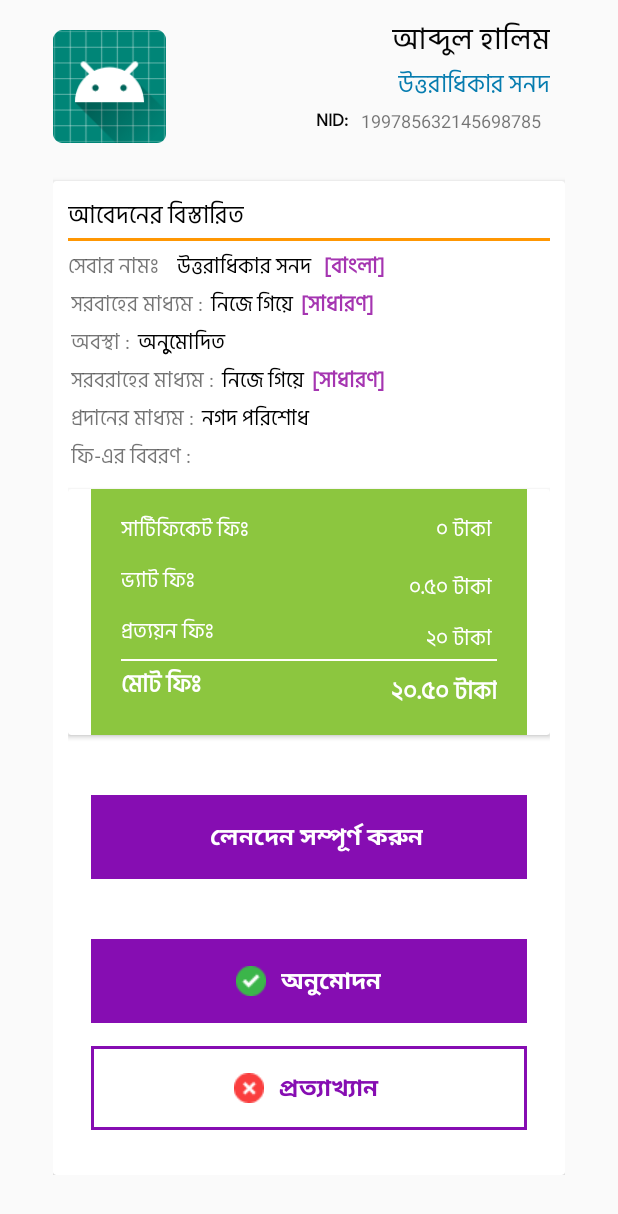
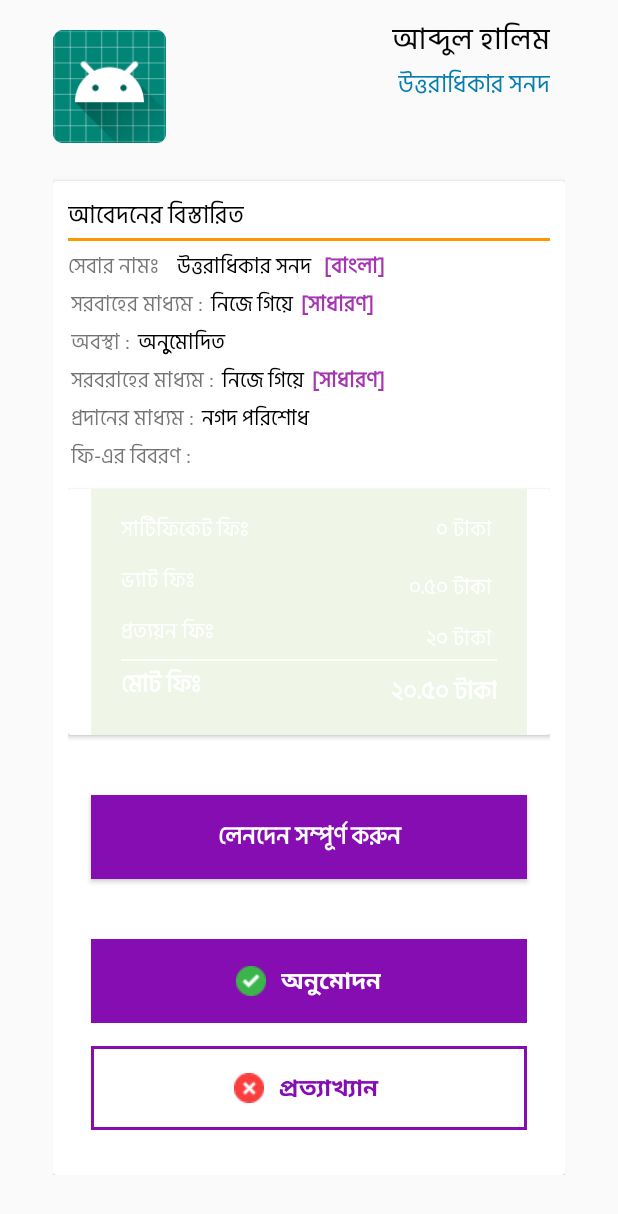
Before and after one commit to farhansadikgalib/Prottoyon, an Android app: the TimeOverActivity screen opened directly, with no data from a screen before it, on a phone screen of 412 x 824 dp. Shown: the top 1214 px of the screen. Run offline under Robolectric (Android 15) with nearby library versions, the light colour scheme and no system bars.

Commit message:
item5 & item 6 activity is changed also dialog box is working now

```diff
--- a/app/src/main/res/layout/activity_recent_application_details.xml
+++ b/app/src/main/res/layout/activity_recent_application_details.xml
@@ -524,7 +524,7 @@
                     android:layout_height="?attr/actionBarSize"
                     android:text="লেনদেন সম্পূর্ণ করুন "
                     android:textSize="16dp"
-                    android:id="@+id/lenden"
+                    android:id="@+id/lenden1"
                     android:visibility="visible"
                     android:onClick="lenden"
                     android:fontFamily="@font/bengali"
--- a/app/src/main/res/layout/activity_time_over.xml
+++ b/app/src/main/res/layout/activity_time_over.xml
@@ -58,33 +58,7 @@
                     app:layout_constraintTop_toBottomOf="@id/applicant_name" />
 
 
-                <TextView
-                    android:id="@+id/nid"
-                    android:layout_width="wrap_content"
-                    android:layout_height="wrap_content"
-                    android:layout_marginStart="100dp"
-                    android:layout_marginLeft="100dp"
 
-                    android:fontFamily="@font/bengali"
-                    android:text="NID: "
-                    android:textColor="#050505"
-                    android:textSize="12dp"
-                    android:textStyle="bold"
-                    app:layout_constraintStart_toEndOf="@+id/imageView2"
-                    app:layout_constraintTop_toBottomOf="@+id/certificate_name"
-                    app:layout_constraintRight_toLeftOf="@id/idShow"/>
-
-                <TextView
-                    android:id="@+id/idShow"
-                    android:layout_width="wrap_content"
-                    android:layout_height="wrap_content"
-                    android:layout_marginLeft="1dp"
-                    android:padding="2dp"
-                    android:text=" 199785632145698785"
-                    android:textSize="12dp"
-                    app:layout_constraintStart_toEndOf="@+id/nid"
-                    app:layout_constraintRight_toRightOf="parent"
-                    app:layout_constraintTop_toBottomOf="@+id/certificate_name" />
 
 
             </androidx.constraintlayout.widget.ConstraintLayout>
@@ -350,7 +324,7 @@
                             android:layout_height="wrap_content"
                             android:layout_marginLeft="15dp"
                             android:layout_marginRight="15dp"
-                            android:background="#8CC63F"
+                            android:background="#EFF5E7"
                             >
 
 
@@ -497,34 +471,31 @@
                     </androidx.cardview.widget.CardView>
 
 
-                    <LinearLayout
-                        android:id="@+id/button"
+                    <Button
+                        android:id="@+id/lenden6"
                         android:layout_width="match_parent"
                         android:layout_height="?attr/actionBarSize"
                         android:layout_gravity="center"
                         android:layout_marginTop="40dp"
                         android:layout_marginLeft="15dp"
+                        android:visibility="visible"
                         android:layout_marginRight="15dp"
+                        android:text="লেনদেন সম্পূর্ণ করুন"
                         android:background="#860DB2"
                         android:onClick="lenden6"
                         android:fontFamily="@font/bengali"
                         android:gravity="center"
+                        android:textAlignment="center"
+                        android:textColor="@android:color/white"
+                        android:textSize="16sp"
+                        android:textStyle="bold"
                         android:orientation="horizontal"
-                        android:textColor="#ffffff"
                         app:layout_constraintEnd_toEndOf="@+id/cc"
                         app:layout_constraintStart_toStartOf="@+id/cc"
                         app:layout_constraintTop_toBottomOf="@+id/cc">
 
-                        <TextView
-                            android:layout_width="wrap_content"
-                            android:layout_height="wrap_content"
-                            android:layout_marginLeft="10dp"
-                            android:text="লেনদেন সম্পূর্ণ করুন"
-                            android:textAlignment="center"
-                            android:textColor="@android:color/white"
-                            android:textSize="16sp"
-                            android:textStyle="bold" />
-                    </LinearLayout>
+
+                    </Button>
 
 
 
@@ -546,9 +517,9 @@
                         android:onClick="jachai_korun6"
                         android:orientation="horizontal"
                         android:textColor="#ffffff"
-                        app:layout_constraintEnd_toEndOf="@+id/button"
-                        app:layout_constraintStart_toStartOf="@+id/button"
-                        app:layout_constraintTop_toBottomOf="@+id/button">
+                        app:layout_constraintEnd_toEndOf="@+id/lenden6"
+                        app:layout_constraintStart_toStartOf="@+id/lenden6"
+                        app:layout_constraintTop_toBottomOf="@+id/lenden6">
 
                         <ImageView
                             android:layout_width="wrap_content"
```
Also changed, not shown: app/src/main/java/com/farhan/prottoyon/Approoved_Application/Activity_Approved_Application_details.java (+12 -3 lines), app/src/main/java/com/farhan/prottoyon/RenewApplicationActivity.java (+8 -2 lines), app/src/main/java/com/farhan/prottoyon/TimeOverActivity.java (+9 -2 lines).
